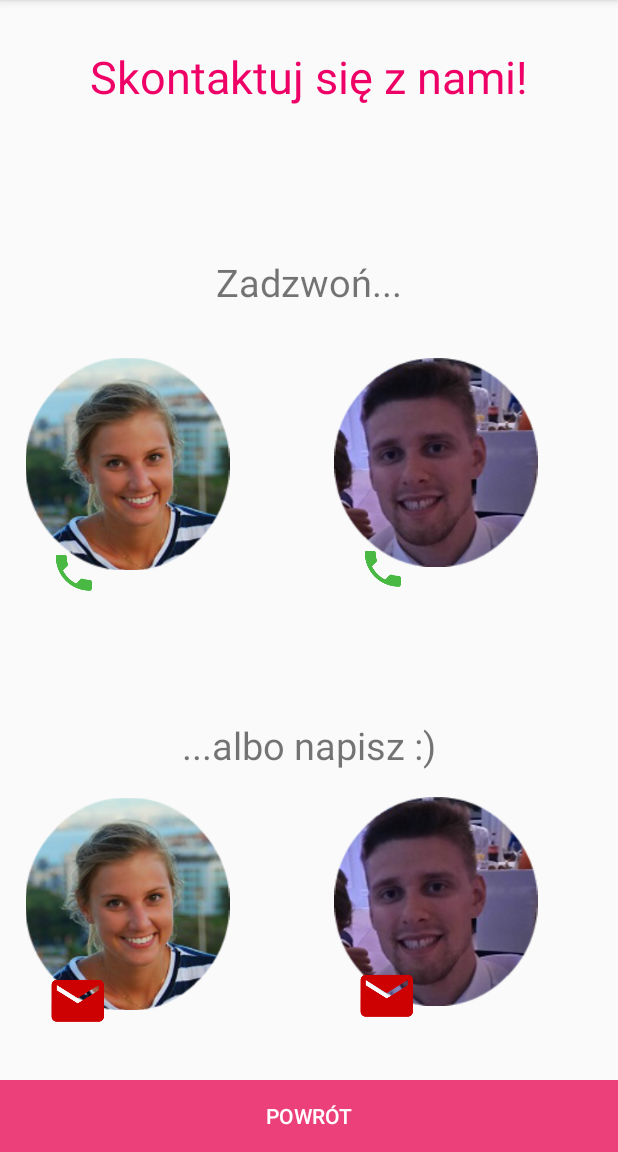
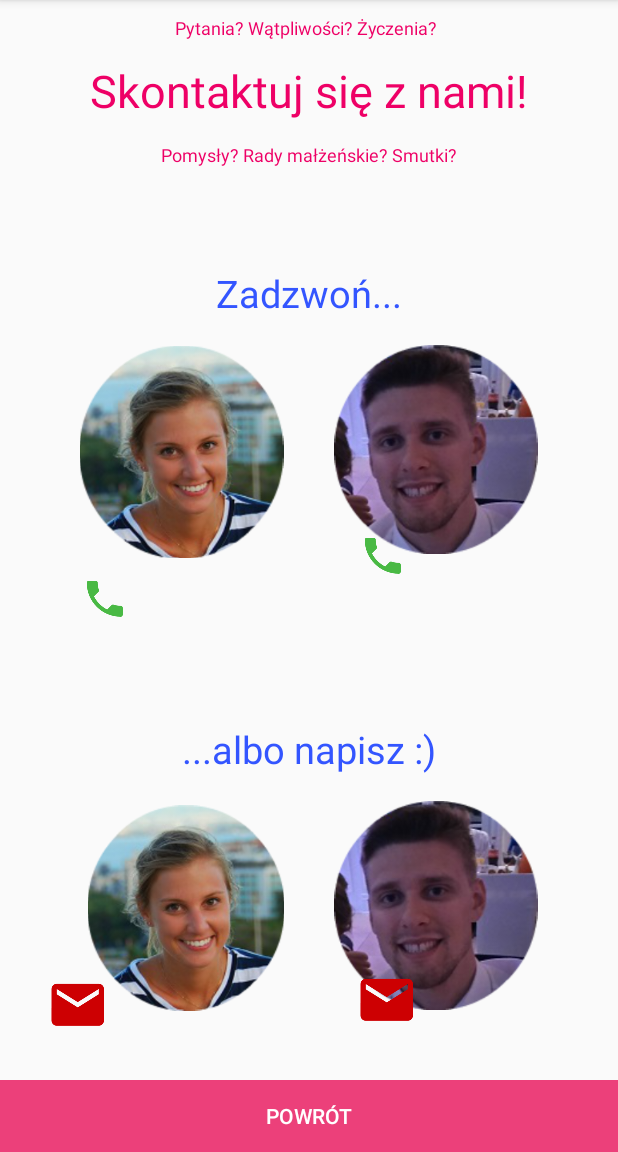
Before and after one commit to rafaluk/TheWesele, an Android app: the ContactActivity screen opened directly, with no data from a screen before it, on a phone screen of 412 x 824 dp, the part 84-1236 px from its top. Run offline under Robolectric (Android 15) with nearby library versions, the phone set to English and light mode, and no system bars.

Commit message:
lekki poprawki na xml, ale jeszcze do poprawy

```diff
--- a/app/src/main/java/com/example/rafalklat/thewesele/ContactActivity.java
+++ b/app/src/main/java/com/example/rafalklat/thewesele/ContactActivity.java
@@ -10,7 +10,7 @@ import android.widget.Button;
 import android.widget.ImageView;
 
 public class ContactActivity extends AppCompatActivity {
-
+//TODO ustawic prosto twarze na XMLu
     @Override
     protected void onCreate(Bundle savedInstanceState) {
         super.onCreate(savedInstanceState);
--- a/app/src/main/res/layout/activity_contact.xml
+++ b/app/src/main/res/layout/activity_contact.xml
@@ -8,11 +8,18 @@
     tools:context="com.example.rafalklat.thewesele.ContactActivity">
 
     <RelativeLayout
+        android:layout_marginTop="10dp"
         android:layout_width="match_parent"
         android:layout_height="0dp"
         android:layout_weight="1"
         android:orientation="horizontal">
-
+        <TextView
+            android:layout_width="wrap_content"
+            android:layout_height="wrap_content"
+            android:text="Pytania? Wątpliwości? Życzenia? "
+            android:layout_centerHorizontal="true"
+            android:textSize="12sp"
+            android:textColor="#e06"/>
         <TextView
             android:layout_width="wrap_content"
             android:layout_height="wrap_content"
@@ -21,6 +28,15 @@
             android:layout_centerHorizontal="true"
             android:textSize="30sp"
             android:textColor="#e06"/>
+
+        <TextView
+            android:layout_width="wrap_content"
+            android:layout_height="wrap_content"
+            android:text="Pomysły? Rady małżeńskie? Smutki?"
+            android:textSize="12sp"
+            android:textColor="#e06"
+            android:layout_alignParentBottom="true"
+            android:layout_centerHorizontal="true" />
     </RelativeLayout>
 
     <LinearLayout
@@ -41,7 +57,9 @@
                 android:text="Zadzwoń..."
                 android:textSize="25sp"
                 android:layout_alignParentBottom="true"
-                android:layout_centerHorizontal="true" />
+                android:layout_centerHorizontal="true"
+                android:textColor="#35f"
+                />
 
         </RelativeLayout>
         <LinearLayout
@@ -57,25 +75,24 @@
                 <ImageView
                     android:layout_width="wrap_content"
                     android:layout_height="wrap_content"
+                    android:src="@drawable/ic_phone"
+                    android:id="@+id/imageView4"
+                    android:layout_marginLeft="54dp"
+                    android:layout_marginStart="54dp"
+                    android:layout_alignParentBottom="true"
+                    android:layout_alignParentLeft="true"
+                    android:layout_alignParentStart="true" />
+
+                <ImageView
+                    android:layout_width="wrap_content"
+                    android:layout_height="wrap_content"
                     android:src="@drawable/asini"
                     android:scaleX="0.8"
                     android:scaleY="0.8"
                     android:id="@+id/asiniTel"
-                    android:layout_alignParentBottom="true"
-                    android:layout_alignParentLeft="true"
-                    android:layout_alignParentStart="true"
-                    android:layout_marginBottom="13dp" />
-
-                <ImageView
-                    android:layout_width="wrap_content"
-                    android:layout_height="wrap_content"
-                    android:src="@drawable/ic_phone"
-                    android:id="@+id/imageView4"
-                    android:layout_marginLeft="33dp"
-                    android:layout_marginStart="33dp"
-                    android:layout_alignBottom="@+id/asiniTel"
-                    android:layout_alignParentLeft="true"
-                    android:layout_alignParentStart="true" />
+                    android:layout_alignParentTop="true"
+                    android:layout_alignParentRight="true"
+                    android:layout_alignParentEnd="true" />
 
             </RelativeLayout>
             <RelativeLayout
@@ -84,23 +101,23 @@
                 android:layout_weight="1">
 
                 <ImageView
+                    android:layout_width="wrap_content"
+                    android:layout_height="wrap_content"
+                    android:src="@drawable/ic_phone"
+                    android:layout_marginLeft="33dp"
+                    android:layout_marginStart="33dp"
+                    android:layout_alignBottom="@+id/rafiniTel"
+                    android:layout_alignParentLeft="true"
+                    android:layout_alignParentStart="true" />
+
+                <ImageView
                     android:id="@+id/rafiniTel"
                     android:layout_width="wrap_content"
                     android:layout_height="wrap_content"
                     android:src="@drawable/rafini"
                     android:scaleX="0.8"
                     android:scaleY="0.8"
-                    android:layout_alignParentBottom="true"
-                    android:layout_alignParentLeft="true"
-                    android:layout_alignParentStart="true"
-                    android:layout_marginBottom="16dp" />
-                <ImageView
-                    android:layout_width="wrap_content"
-                    android:layout_height="wrap_content"
-                    android:src="@drawable/ic_phone"
-                    android:layout_marginLeft="33dp"
-                    android:layout_marginStart="33dp"
-                    android:layout_alignBottom="@+id/rafiniTel"
+                    android:layout_alignParentTop="true"
                     android:layout_alignParentLeft="true"
                     android:layout_alignParentStart="true" />
             </RelativeLayout>
@@ -124,7 +141,8 @@
                 android:text="...albo napisz :)"
                 android:textSize="25sp"
                 android:layout_alignParentBottom="true"
-                android:layout_centerHorizontal="true" />
+                android:layout_centerHorizontal="true"
+                android:textColor="#35f"/>
 
 
         </RelativeLayout>
@@ -140,19 +158,6 @@
                 android:layout_weight="1">
 
                 <ImageView
-                    android:id="@+id/asiniMail"
-                    android:layout_width="wrap_content"
-                    android:layout_height="wrap_content"
-                    android:src="@drawable/asini"
-                    android:scaleX="0.8"
-                    android:scaleY="0.8"
-                    android:layout_alignParentTop="true"
-                    android:layout_alignParentLeft="true"
-                    android:layout_alignParentStart="true"
-                    android:layout_marginBottom="13dp"
-                    />
-
-                <ImageView
                     android:layout_width="wrap_content"
                     android:layout_height="wrap_content"
                     android:src="@mipmap/ic_mail_red"
@@ -162,6 +167,19 @@
                     android:layout_alignBottom="@+id/asiniMail"
                     android:layout_alignParentLeft="true"
                     android:layout_alignParentStart="true" />
+
+                <ImageView
+                    android:id="@+id/asiniMail"
+                    android:layout_width="wrap_content"
+                    android:layout_height="wrap_content"
+                    android:src="@drawable/asini"
+                    android:scaleX="0.8"
+                    android:scaleY="0.8"
+                    android:layout_alignParentTop="true"
+                    android:layout_alignLeft="@+id/imageView"
+                    android:layout_alignStart="@+id/imageView"
+                    android:layout_marginLeft="14dp"
+                    android:layout_marginStart="14dp" />
             </RelativeLayout>
 
             <RelativeLayout
```
